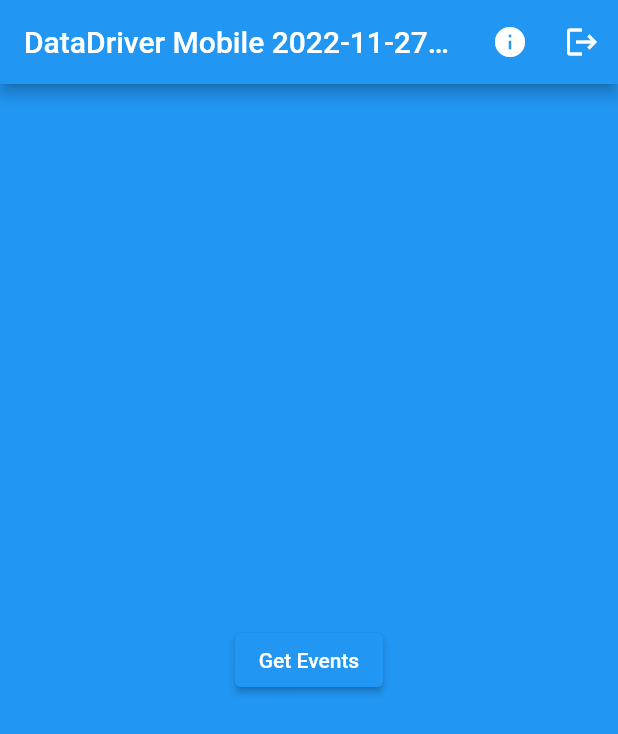
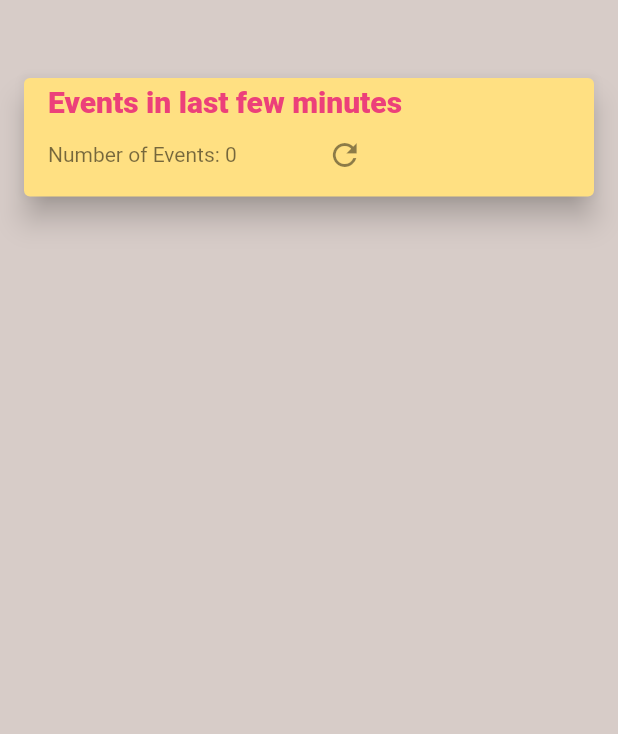
Before and after one commit to malengatiger/datadriver_mobile, a Flutter app: the screen it shows after launch, on a phone screen of 412 x 824 dp. Shown: the top 734 px of the screen. Run offline on Flutter 3.47's test engine with Material 2 defaults, Android fonts, the phone set to English and light mode, and no system bars; our stand-ins replace cloud_firestore, device_preview, firebase_auth, firebase_core, flutter_dotenv, flutter_riverpod and 4 more; accounts and stored records are empty; generated files the repository leaves out were written again; network calls fail.

Commit message:
🥬added riverpod provider for events

```diff
--- a/lib/home/home_mobile.dart
+++ b/lib/home/home_mobile.dart
@@ -40,7 +40,7 @@ class _HomeMobileState extends State<HomeMobile> {
         PageTransition(
             type: PageTransitionType.scale,
             alignment: Alignment.bottomCenter,
-            duration: const Duration(milliseconds: 500),
+            duration: const Duration(milliseconds: 1000),
             child: const About()));
   }
 
--- /dev/null
+++ b/lib/repositories/event_repository.dart
@@ -0,0 +1,58 @@
+import 'package:cloud_firestore/cloud_firestore.dart';
+import 'package:flutter_riverpod/flutter_riverpod.dart';
+import 'package:universal_frontend/data_models/event.dart';
+
+import '../utils/emojis.dart';
+import '../utils/util.dart';
+
+abstract class EventRepository {
+  Future<List<Event>> getEventsWithinMinutes({required int minutes});
+  Future<List<Event>> getCityEventsWithinMinutes({required String cityId, required int minutes});
+}
+
+class MyEventRepository implements EventRepository {
+  @override
+  Future<List<Event>> getCityEventsWithinMinutes({required String cityId, required int minutes}) async {
+    p('$blueDot $blueDot .... MyEventRepository getting Events in the last $minutes minutes from Firestore ..');
+    var db = FirebaseFirestore.instance;
+    var list = <Event>[];
+    var date = DateTime.now().subtract(Duration(minutes: minutes));
+    var data = await db
+        .collection("flatEvents")
+        .where('cityId', isEqualTo: cityId)
+        .where("longDate", isGreaterThanOrEqualTo: date.millisecondsSinceEpoch)
+        .get();
+    for (var doc in data.docs) {
+      var mJson = doc.data();
+      // p('$DIAMOND Event Json: $mJson');
+      var event = Event.fromJson(mJson);
+      list.add(event);
+    }
+    p('$leaf $leaf $leaf Found ${list.length} events on Firestore $leaf ${DateTime.now()}');
+    return list;
+  }
+
+  @override
+  Future<List<Event>> getEventsWithinMinutes({required int minutes}) async {
+    p('$blueDot $blueDot .... MyEventRepository getting Events in the last $minutes minutes from Firestore ..');
+    var db = FirebaseFirestore.instance;
+    var list = <Event>[];
+    var date = DateTime.now().subtract(Duration(minutes: minutes));
+    var data = await db
+        .collection("flatEvents")
+        .where("longDate", isGreaterThanOrEqualTo: date.millisecondsSinceEpoch)
+        .orderBy('longDate', descending: true)
+        .limit(100)
+        .get();
+    for (var doc in data.docs) {
+      var mJson = doc.data();
+      // p('$DIAMOND Event Json: $mJson');
+      var event = Event.fromJson(mJson);
+      list.add(event);
+    }
+    p('$leaf $leaf $leaf Found ${list.length} events on Firestore $leaf ${DateTime.now()}');
+    return list;
+  }
+}
+
+final eventProvider = Provider<MyEventRepository>((ref) => MyEventRepository());
--- /dev/null
+++ b/lib/services/event_service.dart
@@ -0,0 +1,46 @@
+import 'dart:async';
+
+import 'package:cloud_firestore/cloud_firestore.dart';
+import 'package:riverpod_annotation/riverpod_annotation.dart';
+
+import '../data_models/event.dart';
+import '../utils/emojis.dart';
+import '../utils/util.dart';
+
+class EventService extends AsyncNotifier {
+  late FirebaseFirestore db;
+  var events = <Event>[];
+
+  initialize() {
+    db = FirebaseFirestore.instance;
+    p("$appleGreen  $appleGreen $appleGreen FirebaseFirestore.instance: "
+        "${db.app.name} $appleRed EventService initialized, "
+        "FirebaseFirestore instance created ");
+  }
+
+  void getEventsWithinMinutes({required int minutes}) async {
+    state = (await _getEvents(minutes: minutes)) as AsyncValue;
+  }
+
+  Future<List<Event>> _getEvents({required int minutes}) async {
+    p('$blueDot $blueDot .... EventService getting Events in the last $minutes minutes from Firestore ..');
+    db = FirebaseFirestore.instance;
+    var date = DateTime.now().subtract(Duration(minutes: minutes));
+    var data =
+        await db.collection("flatEvents").where("longDate", isGreaterThanOrEqualTo: date.millisecondsSinceEpoch).get();
+    for (var doc in data.docs) {
+      var mJson = doc.data();
+      // p('$DIAMOND Event Json: $mJson');
+      var event = Event.fromJson(mJson);
+      events.add(event);
+    }
+    p('$leaf $leaf $leaf Found ${events.length} events on Firestore $leaf ${DateTime.now()}');
+    return events;
+  }
+
+  @override
+  FutureOr build() {
+    // TODO: implement build
+    throw UnimplementedError();
+  }
+}
--- /dev/null
+++ b/lib/utils/providers.dart
@@ -0,0 +1,20 @@
+import 'package:riverpod_annotation/riverpod_annotation.dart';
+
+import '../repositories/event_repository.dart';
+
+// part 'providers.g.dart';
+
+// @riverpod
+// // 4. update the declaration
+// EventService eventsProvider(EventsProviderRef ref) {
+//   return EventService();
+// }
+
+// @riverpod
+// MyEventRepository eventsRepository(EventsRepositoryRef ref) {
+//   return MyEventRepository();
+// }
+
+final myEventsFutureProvider = FutureProvider((ref) async {
+  return ref.watch(eventProvider).getEventsWithinMinutes(minutes: 5);
+});
--- /dev/null
+++ b/lib/widgets/events_list.dart
@@ -0,0 +1,100 @@
+import 'package:flutter/material.dart';
+import 'package:flutter_riverpod/flutter_riverpod.dart';
+import 'package:universal_frontend/utils/emojis.dart';
+import 'package:universal_frontend/utils/providers.dart';
+
+import '../utils/util.dart';
+
+class EventsList extends ConsumerWidget {
+  const EventsList({required this.showHeader, Key? key}) : super(key: key);
+  final bool showHeader;
+  @override
+  Widget build(BuildContext context, WidgetRef ref) {
+    final data = ref.watch(myEventsFutureProvider);
+
+    return Scaffold(
+        backgroundColor: Colors.brown[100],
+        body: data.when(data: (data) {
+          var list = data.map((e) => e).toList();
+          return Column(
+            children: [
+              const SizedBox(height: 48),
+              showHeader
+                  ? Padding(
+                      padding: const EdgeInsets.symmetric(horizontal: 12.0),
+                      child: Card(
+                        elevation: 8,
+                        color: Colors.amber.shade200,
+                        child: ListTile(
+                          title: Text(
+                            'Events in last few minutes',
+                            style: TextStyle(
+                              fontWeight: FontWeight.w900,
+                              fontSize: 20,
+                              color: Colors.pink[400],
+                            ),
+                          ),
+                          subtitle: Row(
+                            mainAxisAlignment: MainAxisAlignment.start,
+                            children: [
+                              Text('Number of Events: ${list.length}'),
+                              const SizedBox(
+                                width: 48,
+                              ),
+                              Row(
+                                mainAxisAlignment: MainAxisAlignment.end,
+                                children: [
+                                  IconButton(
+                                      onPressed: () {
+                                        p('$appleGreen ... Refreshing the provider myEventsFutureProvider $appleGreen');
+                                        ref.refresh(myEventsFutureProvider);
+                                      },
+                                      icon: const Icon(Icons.refresh_sharp)),
+                                ],
+                              )
+                            ],
+                          ),
+                        ),
+                      ),
+                    )
+                  : Container(),
+              const SizedBox(
+                height: 16,
+              ),
+              Expanded(
+                child: ListView.builder(
+                    itemCount: list.length,
+                    itemBuilder: (context, index) {
+                      var event = list.elementAt(index);
+                      return Padding(
+                        padding: const EdgeInsets.symmetric(horizontal: 12.0),
+                        child: Card(
+                          child: ListTile(
+                            title: Text(event.placeName),
+                            subtitle: Row(
+                              children: [
+                                Text('rating: ${event.rating} amount: ${event.amount.toStringAsFixed(2)}'),
+                                const SizedBox(
+                                  width: 4,
+                                ),
+                                Text('${DateTime.fromMillisecondsSinceEpoch(event.longDate).toIso8601String()} '),
+                              ],
+                            ),
+                          ),
+                        ),
+                      );
+                    }),
+              )
+            ],
+          );
+        }, error: (err, s) {
+          return Center(
+            child: Text('We have a problem: ${err.toString()}'),
+          );
+        }, loading: () {
+          return const Center(
+            child: CircularProgressIndicator(),
+          );
+        }));
+  }
+}
--- a/pubspec.yaml
+++ b/pubspec.yaml
@@ -56,14 +56,19 @@ dependencies:
   gauges: ^1.0.0
   flex_color_scheme: ^6.1.1
   flutter_riverpod: ^2.1.1
+  riverpod_generator: ^1.0.6
   responsive_builder: ^0.4.3
   device_preview: ^1.1.0
   go_router: ^5.2.0
+  riverpod_annotation:
 
 
 dev_dependencies:
   flutter_test:
     sdk: flutter
+    # a tool for running code generators
+  build_runner:
+  riverpod_generator:
 
   # The "flutter_lints" package below contains a set of recommended lints to
   # encourage good coding practices. The lint set provided by the package is
```
Also changed, not shown: lib/home/home_tablet.dart (+6 -1 lines), lib/main.dart (+16 -10 lines), lib/services/data_service.dart (+6 -1 lines), 1 other file.
